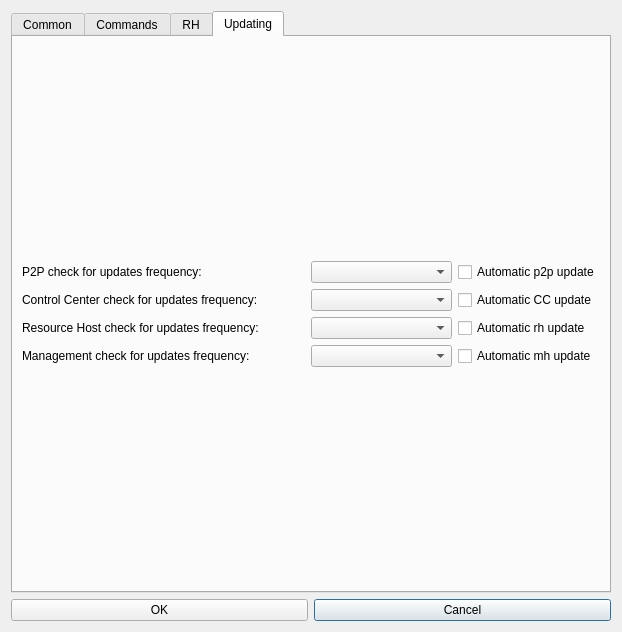
Old version of the form hub/forms/DlgSettings.ui in the repository subutai-io/control-center.
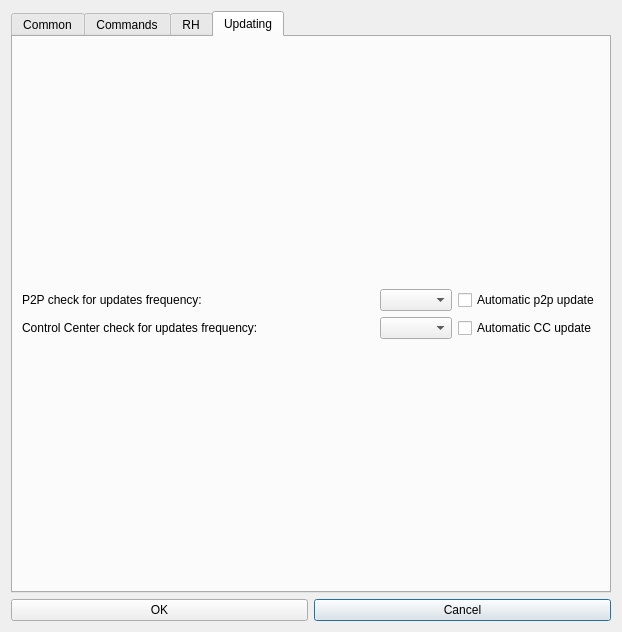
New version of the form. The open tabs and pages were chosen to show the change. Icons and pictures are not drawn.

What changed in the file:
```diff
--- a/hub/forms/DlgSettings.ui
+++ b/hub/forms/DlgSettings.ui
@@ -818,14 +818,7 @@
         </attribute>
         <layout class="QVBoxLayout" name="verticalLayout_3">
          <item>
-          <layout class="QGridLayout" name="gridLayout_9" columnstretch="2,1,1">
-           <item row="2" column="0">
-            <widget class="QLabel" name="lbl_rh_update">
-             <property name="text">
-              <string>Resource Host check for updates frequency:</string>
-             </property>
-            </widget>
-           </item>
+          <layout class="QGridLayout" name="gridLayout_9" columnstretch="2,0,0">
            <item row="1" column="0">
             <widget class="QLabel" name="lbl_tray_update">
              <property name="text">
@@ -836,9 +829,6 @@
            <item row="1" column="1">
             <widget class="QComboBox" name="cb_tray_frequency"/>
            </item>
-           <item row="2" column="1">
-            <widget class="QComboBox" name="cb_rh_frequency"/>
-           </item>
            <item row="1" column="2">
             <widget class="QCheckBox" name="chk_tray_autoupdate">
              <property name="text">
@@ -846,12 +836,8 @@
              </property>
             </widget>
            </item>
-           <item row="2" column="2">
-            <widget class="QCheckBox" name="chk_rh_autoupdate">
-             <property name="text">
-              <string>Automatic rh update</string>
-             </property>
-            </widget>
+           <item row="0" column="1">
+            <widget class="QComboBox" name="cb_p2p_frequency"/>
            </item>
            <item row="0" column="0">
             <widget class="QLabel" name="lbl_p2p_update">
@@ -860,9 +846,6 @@
              </property>
             </widget>
            </item>
-           <item row="0" column="1">
-            <widget class="QComboBox" name="cb_p2p_frequency"/>
-           </item>
            <item row="0" column="2">
             <widget class="QCheckBox" name="chk_p2p_autoupdate">
              <property name="text">
@@ -870,23 +853,6 @@
              </property>
             </widget>
            </item>
-           <item row="3" column="0">
-            <widget class="QLabel" name="lbl_rhm_update">
-             <property name="text">
-              <string>Management check for updates frequency:</string>
-             </property>
-            </widget>
-           </item>
-           <item row="3" column="1">
-            <widget class="QComboBox" name="cb_rhm_frequency"/>
-           </item>
-           <item row="3" column="2">
-            <widget class="QCheckBox" name="chk_rhm_autoupdate">
-             <property name="text">
-              <string>Automatic mh update</string>
-             </property>
-            </widget>
-           </item>
           </layout>
          </item>
         </layout>
```
Left out of the diff: 3 changed lines with no effect on the pictures.
